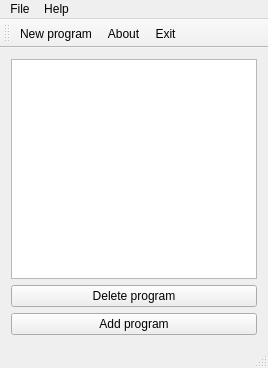
Above: mainwindow.ui from melden19/autorun-controller before the change. Below: the same form after it.
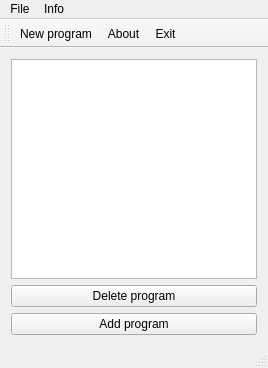
That is the form after the change. Icons and pictures are not drawn.

```diff
--- a/mainwindow.ui
+++ b/mainwindow.ui
@@ -52,7 +52,7 @@
    </widget>
    <widget class="QMenu" name="menuAbout_program">
     <property name="title">
-     <string>Help</string>
+     <string>Info</string>
     </property>
     <addaction name="actionAbout"/>
     <addaction name="actionManual"/>
```
Left out of the diff: 18 changed lines with no effect on the pictures.
